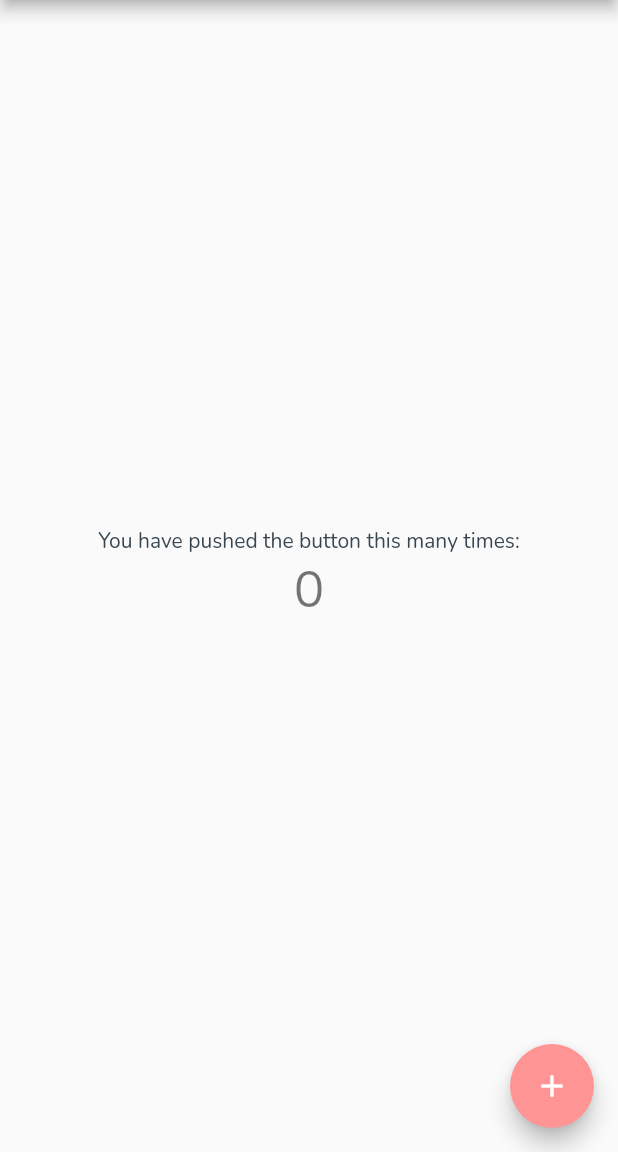
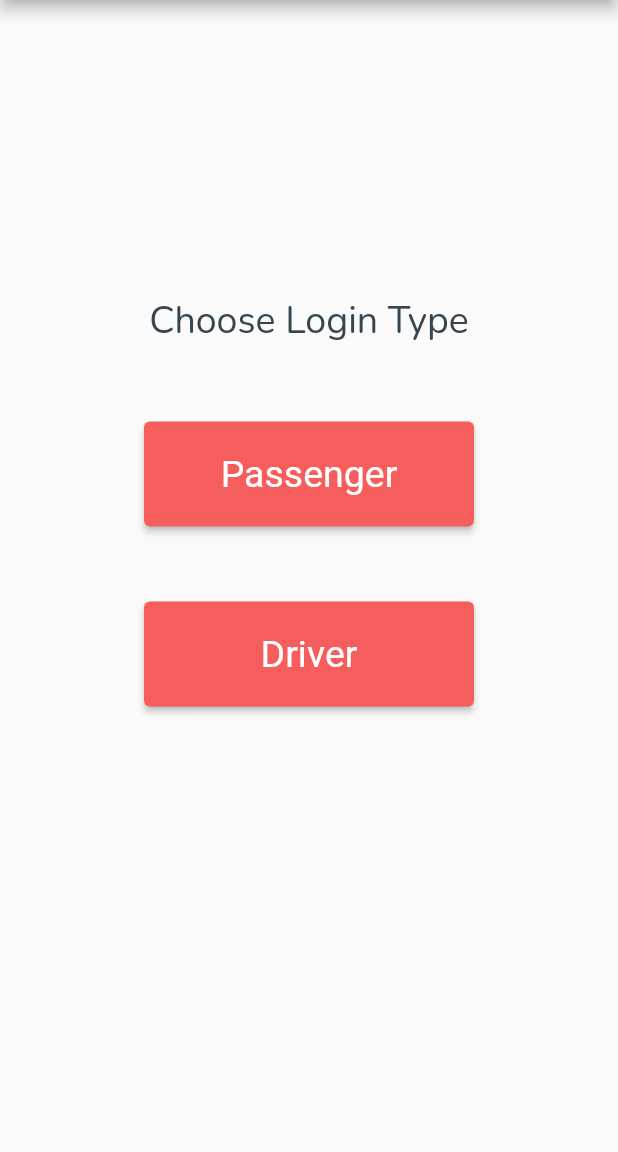
Before and after one commit to SyedAhris/saath-chalo, a Flutter app: the screen it shows after launch, on a phone screen of 412 x 824 dp, the part 84-1236 px from its top. Run offline on Flutter 3.47's test engine with Material 2 defaults, Android fonts, the phone set to English and light mode, and no system bars; our stand-ins replace google_fonts; missing offline and left inert: sign_button.

Commit message:
Updated main folder to avoid conflict

```diff
--- a/lib/main.dart
+++ b/lib/main.dart
@@ -39,8 +39,6 @@ class MyHomePage extends StatefulWidget {
 }
 
 class _MyHomePageState extends State<MyHomePage> {
-  final int _counter = 0;
-
   @override
   Widget build(BuildContext context) {
     return Scaffold(
@@ -48,26 +46,45 @@ class _MyHomePageState extends State<MyHomePage> {
           title: Center(child: Text(widget.title)),
         ),
         body: Center(
+          child: Padding(
+            padding: const EdgeInsets.only(top: 0),
             child: Column(
               mainAxisAlignment: MainAxisAlignment.center,
-          children: <Widget>[
-            const Text(
-              'You have pushed the button this many times:',
+              children: [
+                const Text("Choose Login Type", style: TextStyle(fontSize: 25)),
+                Padding(
+                  padding: const EdgeInsets.only(top: 50),
+                  child: SizedBox(
+                    width: 220,
+                    height: 70,
+                    child: ElevatedButton(
+                        onPressed: () {
+                          Navigator.of(context).push(MaterialPageRoute(
+                              builder: (context) => LoginPagePassenger()));
+                        },
+                        style: ElevatedButton.styleFrom(
+                            textStyle: const TextStyle(fontSize: 25)),
+                        child: const Text("Passenger")),
                   ),
-            Text(
-              '$_counter',
-              style: Theme.of(context).textTheme.headlineMedium,
+                ),
+                Padding(
+                  padding: const EdgeInsets.only(top: 50, bottom: 100),
+                  child: SizedBox(
+                    width: 220,
+                    height: 70,
+                    child: ElevatedButton(
+                        onPressed: () {
+                          Navigator.of(context).push(MaterialPageRoute(
+                              builder: (context) => LoginPageDriver()));
+                        },
+                        style: ElevatedButton.styleFrom(
+                            textStyle: const TextStyle(fontSize: 25)),
+                        child: const Text("Driver")),
+                  ),
                 ),
               ],
             ),
           ),
-      floatingActionButton: FloatingActionButton(
-        onPressed: () {
-          Navigator.of(context)
-              .push(MaterialPageRoute(builder: (context) => LoginPageDriver()));
-        },
-        child: const Icon(Icons.add),
-      ),
-    );
+        ));
   }
 }
```
Lines whose indentation alone changed are shown as unchanged.
